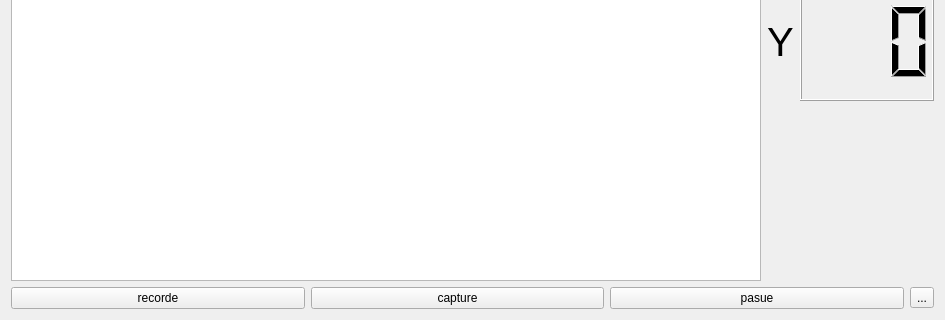
Old version of the form QT_study/IotQtClient/tab1opencv_stream_test.ui in the repository MAKER-park/jjs_creno_project; both pictures show x 0 to 945 and y 155 to 475 of the 945 by 475 pixel window.
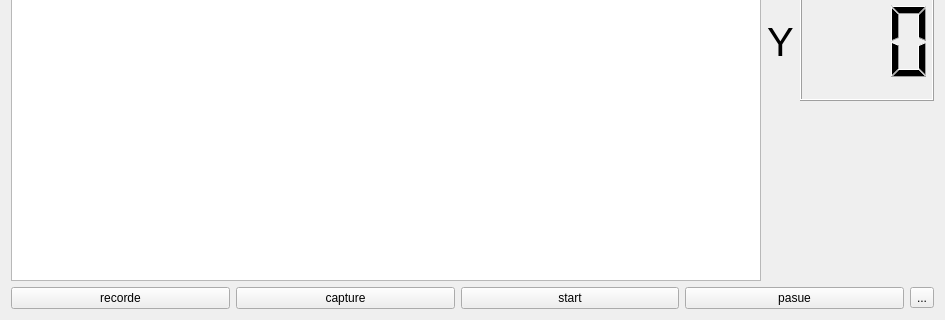
New version of the form.

Diff of the .ui file:
```diff
--- a/QT_study/IotQtClient/tab1opencv_stream_test.ui
+++ b/QT_study/IotQtClient/tab1opencv_stream_test.ui
@@ -100,6 +100,13 @@
        </property>
       </widget>
      </item>
+     <item>
+      <widget class="QPushButton" name="pPB_Start">
+       <property name="text">
+        <string>start</string>
+       </property>
+      </widget>
+     </item>
      <item>
       <widget class="QPushButton" name="pushButton_3">
        <property name="text">
```
